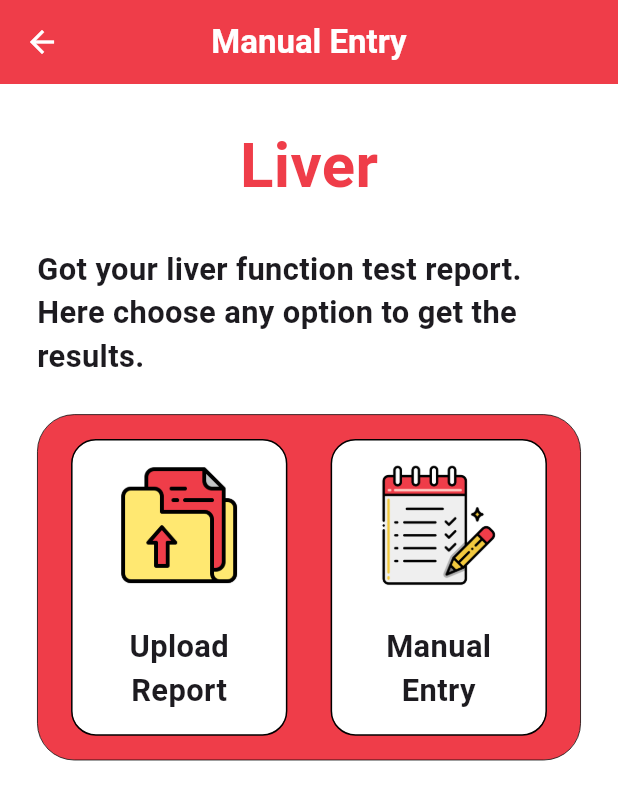
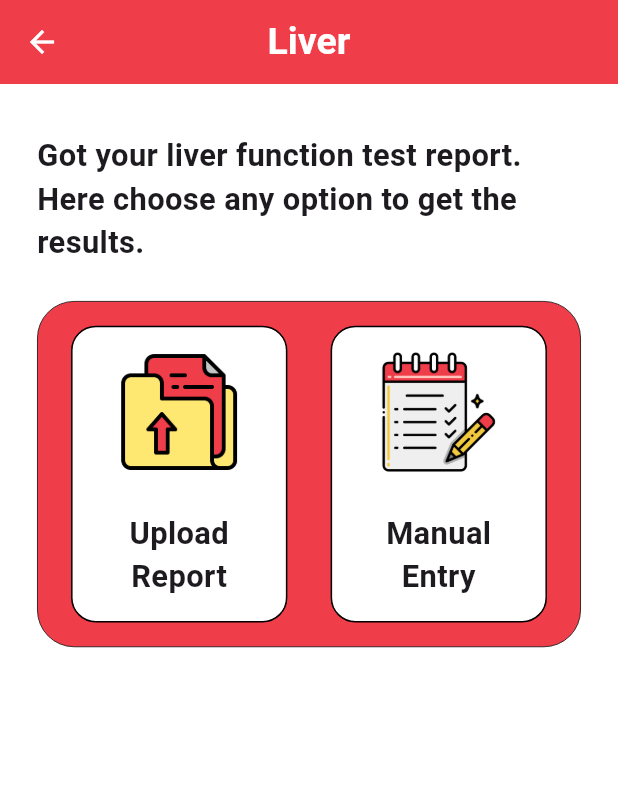
Before and after one commit to aryamanshrivastava/Health_Sphere, a Flutter app: the HomeScreen screen opened directly, after a tap on "Liver", on a phone screen of 412 x 824 dp. Shown: the top 800 px of the screen. Run offline on Flutter 3.47's test engine with Material 3 defaults, Android fonts, the phone set to English and light mode, and no system bars; our stand-ins replace cloud_firestore, firebase_auth, firebase_core, firebase_storage, flutter_spinkit, google_nav_bar and 3 more; accounts and stored records are empty.

Commit message:
Nav bar functional

```diff
--- a/lib/screens/diabetes/manual_entry_diabeties.dart
+++ b/lib/screens/diabetes/manual_entry_diabeties.dart
@@ -109,7 +109,7 @@ class ManualEntryDiabetesState extends State<ManualEntryDiabetes> {
                     ),
                   ),
                   child: const Text('Submit',
-                      style: TextStyle(color: Colors.white, fontSize: 24)),
+                      style: TextStyle(color: Colors.white, fontSize: 22)),
                 ),
                 _sizedBox(screenHeight),
                 Center(
--- a/lib/screens/home.dart
+++ b/lib/screens/home.dart
@@ -4,6 +4,9 @@ import 'package:firebase_auth/firebase_auth.dart';
 import 'package:flutter/material.dart';
 import 'package:flutter/widgets.dart';
 import 'package:google_nav_bar/google_nav_bar.dart';
+import 'package:health_sphere/screens/history.dart';
+import 'package:health_sphere/screens/profile.dart';
+import 'package:health_sphere/screens/tips.dart';
 
 
 import '../data/healthtips.dart';
@@ -21,6 +24,14 @@ class _HomeScreenState extends State<HomeScreen> {
   late User? currentUser;
   late String uid;
   String userName = ""; // Define a variable to hold the user's name
+
+  int _selectedIndex = 0;
+
+  void _onItemTapped(int index) {
+    setState(() {
+      _selectedIndex = index;
+    });
+  }
 
   @override
   void initState() {
@@ -75,36 +86,42 @@ class _HomeScreenState extends State<HomeScreen> {
               backgroundColor: Color(0xFFEF3D49),
               tabBackgroundColor: Colors.white,
               padding: EdgeInsets.all(8),
-              onTabChange: (value) => {
-                print(value)
-              },
+              onTabChange: _onItemTapped,
               tabs: const [
                 GButton(
                   icon: Icons.home,
-                  text: "Home",
+                  text: " Home",
                 ),
                 GButton(
                   icon: Icons.history,
-                  text: "History",
+                  text: " History",
                 ),
                 GButton(
                   icon: Icons.tips_and_updates_outlined,
-                  text: "Health Tips",
+                  text: " Health Tips",
                 ),
                 GButton(
                   icon: Icons.person,
-                  text: "Profile",
+                  text: " Profile",
                 ),
               ]),
           ),
         ),
+        backgroundColor: Colors.white,
+        body: _getScreen(_selectedIndex, h, w),
+      ),
+    );
+  }
 
-        backgroundColor: Colors.white,
-        body: Padding(
+  Widget _getScreen(int index, double h, double w) {
+    switch (index) {
+      case 0:
+        return Padding(
           padding:
-              EdgeInsets.symmetric(horizontal: w * 0.04, vertical: h * 0.03),
+              EdgeInsets.fromLTRB(w * 0.04, h * 0.03, w * 0.04, h * 0.01),
           child: Column(
             children: [
+              SizedBox(width: w * 0.05),
               Row(
                 children: [
                   Text(
@@ -335,8 +352,15 @@ class _HomeScreenState extends State<HomeScreen> {
               )
             ],
           ),
-        ),
-      ),
-    );
+        );
+      case 1:
+        return History();
+      case 2:
+        return Tips();
+      case 3:
+        return Profile();
+      default:
+        return Container();
+    }
   }
 }
--- a/lib/screens/liver/liver.dart
+++ b/lib/screens/liver/liver.dart
@@ -176,8 +176,8 @@ class _LiverState extends State<Liver> {
         appBar: AppBar(
         backgroundColor: Color(0xFFEF3d49),
         title: const Text(
-            'Manual Entry',
-            style: TextStyle(fontWeight: FontWeight.bold, color: Colors.white),
+            'Liver',
+            style: TextStyle(fontWeight: FontWeight.bold, color: Colors.white, fontSize: 25),
           ),
           centerTitle: true,
           iconTheme: IconThemeData(color: Colors.white),
@@ -197,14 +197,7 @@ class _LiverState extends State<Liver> {
                       horizontal: w * 0.06, vertical: h * 0.03),
                   child: Column(
                     children: [
-                      Text(
-                        "Liver",
-                        style: TextStyle(
-                            color: Color(0xFFEF3D49),
-                            fontWeight: FontWeight.bold,
-                            fontSize: w * 0.10),
-                      ),
-                      SizedBox(height: h * 0.03),
+                      SizedBox(height: h * 0.01),
                       Text(
                         "Got your liver function test report. Here choose any option to get the results.",
                         textAlign: TextAlign.left,
```
Also changed, not shown: lib/screens/diabetes/diabeties.dart (+3 -14 lines), lib/screens/history.dart (added, +22 -0 lines), lib/screens/liver/manual_entry_liver.dart (+2 -13 lines), lib/screens/profile.dart (added, +22 -0 lines), lib/screens/tips.dart (added, +22 -0 lines).
